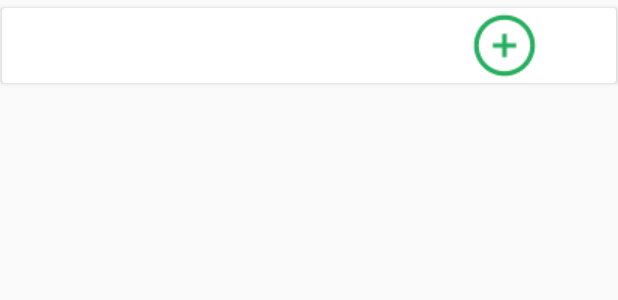
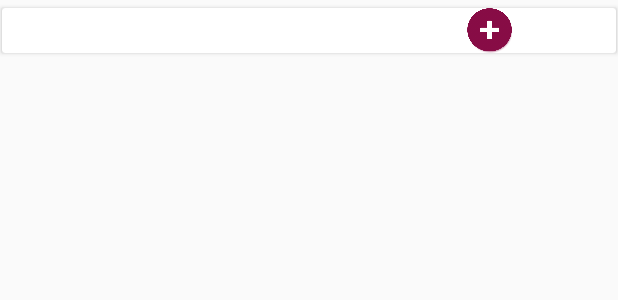
Before and after one commit to ELezov/Android-Aurora, an Android app: the layout list_item_nearby_place.xml on its own in the app's theme, with its tools: preview values and no code run, on a phone screen of 412 x 824 dp. Shown: the top 300 px of the screen. Run offline under Robolectric (Android 15) with nearby library versions, the phone set to English and light mode, and no system bars.

Commit message:
перевод+картиночки

```diff
--- a/app/src/main/res/layout/list_item_nearby_place.xml
+++ b/app/src/main/res/layout/list_item_nearby_place.xml
@@ -25,11 +25,12 @@
             android:textAppearance="?attr/textAppearanceListItem"/>
 
         <ImageButton
-            android:layout_width="50dp"
-            android:layout_height="50dp"
+            android:layout_width="30dp"
+            android:layout_height="30dp"
             android:id="@+id/addButton"
             android:scaleType="center"
             android:paddingLeft="50dp"
+            android:paddingRight="10dp"
             android:layout_marginLeft="50dp"
             android:background="@drawable/add_icon"
              />
--- a/app/src/main/res/layout/list_item_select_place.xml
+++ b/app/src/main/res/layout/list_item_select_place.xml
@@ -26,8 +26,8 @@
             android:textAppearance="?attr/textAppearanceListItem"/>
 
         <ImageButton
-            android:layout_width="50dp"
-            android:layout_height="50dp"
+            android:layout_width="30dp"
+            android:layout_height="30dp"
             android:id="@+id/deleteButton"
             android:scaleType="center"
             android:paddingLeft="50dp"
--- a/app/src/main/res/values/colors.xml
+++ b/app/src/main/res/values/colors.xml
@@ -1,7 +1,7 @@
 <?xml version="1.0" encoding="utf-8"?>
 <resources>
     <color name="colorPrimary">#F51B53</color>
-    <color name="colorPrimaryDark">#303F9F</color>
+    <color name="colorPrimaryDark">#880E4F</color>
     <color name="colorAccent">#FF4081</color>
 
     <!--Aurora colors-->
```
Also changed, not shown: app/src/main/res/values/strings.xml (+5 -5 lines), app/src/main/res/xml/preferences.xml (+4 -4 lines), app/src/main/res/drawable/add_icon.png, app/src/main/res/drawable/delete1.png.
